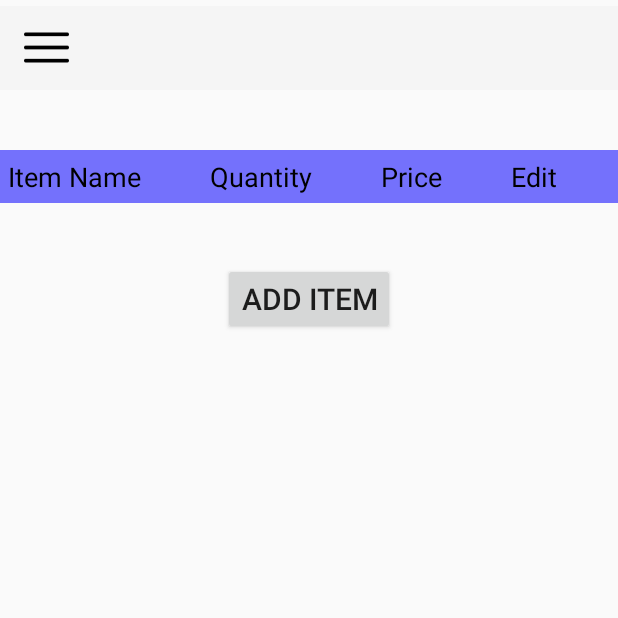
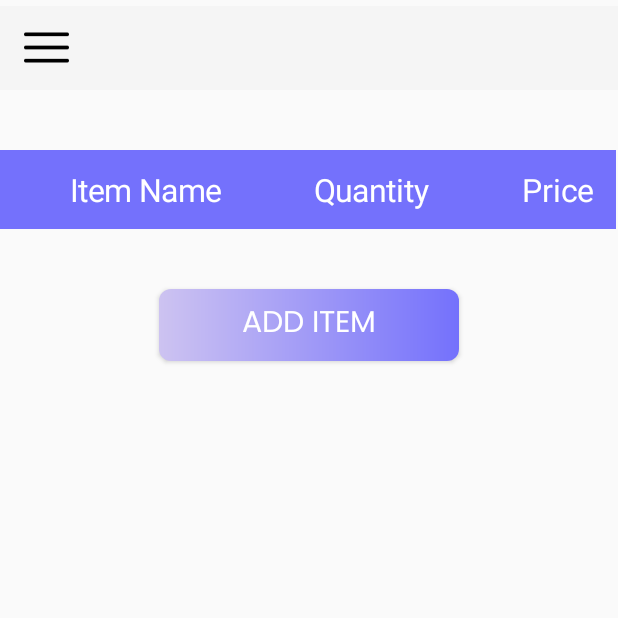
Before and after one commit to jrlbln/Capstone, an Android app: the Inventory screen opened directly, with no data from a screen before it, on a phone screen of 412 x 824 dp, the top half of it. Run offline under Robolectric (Android 15) with nearby library versions, the phone set to English and light mode, and no system bars; our stand-ins replace Firebase (no records; nobody signed in at launch, a user with empty details on screens opened directly).

Commit message:
UI Changes inventory (not yet done)
UI Changes to the inventory

```diff
--- a/app/src/main/java/com/example/capstone/Inventory.java
+++ b/app/src/main/java/com/example/capstone/Inventory.java
@@ -115,33 +115,34 @@ public class Inventory extends AppCompatActivity {
         TextView editHeader = new TextView(this);
 
         nameHeader.setText("Item Name");
-        nameHeader.setTextColor(ContextCompat.getColor(this, R.color.black));
-        nameHeader.setTextSize(18);
+        nameHeader.setTextColor(ContextCompat.getColor(this, R.color.white));
+        nameHeader.setTextSize(21);
         nameHeader.setBackgroundColor(ContextCompat.getColor(this, R.color.purple));
-        nameHeader.setPadding(8, 8, 8, 8);
+        nameHeader.setPadding(70, 18, 18, 18);
 
         quantityHeader.setText("Quantity");
-        quantityHeader.setTextColor(ContextCompat.getColor(this, R.color.black));
-        quantityHeader.setTextSize(18);
+        quantityHeader.setTextColor(ContextCompat.getColor(this, R.color.white));
+        quantityHeader.setTextSize(21);
         quantityHeader.setBackgroundColor(ContextCompat.getColor(this, R.color.purple));
-        quantityHeader.setPadding(8, 8, 8, 8);
+        quantityHeader.setPadding(70, 18, 18, 18);
 
         priceHeader.setText("Price");
-        priceHeader.setTextColor(ContextCompat.getColor(this, R.color.black));
-        priceHeader.setTextSize(18);
+        priceHeader.setTextColor(ContextCompat.getColor(this, R.color.white));
+        priceHeader.setTextSize(21);
         priceHeader.setBackgroundColor(ContextCompat.getColor(this, R.color.purple));
-        priceHeader.setPadding(8, 8, 8, 8);
+        priceHeader.setPadding(70, 18, 18, 18);
 
         editHeader.setText("Edit");
-        editHeader.setTextColor(ContextCompat.getColor(this, R.color.black));
-        editHeader.setTextSize(18);
+        editHeader.setTextColor(ContextCompat.getColor(this, R.color.white));
+        editHeader.setTextSize(21);
         editHeader.setBackgroundColor(ContextCompat.getColor(this, R.color.purple));
-        editHeader.setPadding(8, 8, 8, 8);
+        editHeader.setPadding(70, 18, 18, 18);
+
 
         headerRow.addView(nameHeader);
         headerRow.addView(quantityHeader);
         headerRow.addView(priceHeader);
-        headerRow.addView(editHeader);
+
 
         tableLayout.addView(headerRow, new TableLayout.LayoutParams(
                 ViewGroup.LayoutParams.WRAP_CONTENT, ViewGroup.LayoutParams.WRAP_CONTENT));
@@ -163,30 +164,30 @@ public class Inventory extends AppCompatActivity {
 
                             TableRow row = new TableRow(this);
                             row.setPadding(0, 4, 0, 4); // Set row padding
-                            row.setBackgroundColor(Color.LTGRAY); // Set row background color
+                            //row.setBackgroundColor(Color.LTGRAY); // Set row background color
 
                             TextView nameTextView = new TextView(this);
                             nameTextView.setText(name);
                             nameTextView.setTextColor(Color.BLACK);
-                            nameTextView.setTextSize(16);
-                            nameTextView.setPadding(8, 8, 8, 8);
+                            nameTextView.setTextSize(19);
+                            nameTextView.setPadding(70, 18, 18, 18);
 
                             TextView quantityTextView = new TextView(this);
                             quantityTextView.setText(quantity);
                             quantityTextView.setTextColor(Color.BLACK);
-                            quantityTextView.setTextSize(16);
-                            quantityTextView.setPadding(8, 8, 8, 8);
+                            quantityTextView.setTextSize(19);
+                            quantityTextView.setPadding(70, 18, 18, 18);
 
                             TextView priceTextView = new TextView(this);
                             priceTextView.setText(price);
                             priceTextView.setTextColor(Color.BLACK);
-                            priceTextView.setTextSize(16);
-                            priceTextView.setPadding(8, 8, 8, 8);
+                            priceTextView.setTextSize(19);
+                            priceTextView.setPadding(70, 18, 18, 18);
 
                             ImageButton editButton = new ImageButton(this);
-                            editButton.setImageResource(R.drawable.ic_edit);
+                            editButton.setImageResource(R.drawable.edit);
                             editButton.setBackgroundColor(Color.TRANSPARENT);
-                            editButton.setPadding(8, 8, 8, 8);
+                            editButton.setPadding(70, 18, 18, 18);
 
                             row.addView(nameTextView);
                             row.addView(quantityTextView);
--- a/app/src/main/java/com/example/capstone/Purchase.java
+++ b/app/src/main/java/com/example/capstone/Purchase.java
@@ -105,9 +105,10 @@ public class Purchase extends AppCompatActivity {
             TextView textView = new TextView(this);
             textView.setText(text);
             textView.setBackgroundColor(ContextCompat.getColor(this, R.color.purple));
+
             textView.setTextColor(ContextCompat.getColor(this, R.color.white));
             textView.setTextSize(23);
-            textView.setPadding(55, 20, 20, 20);
+            textView.setPadding(55, 18, 18, 18);
             headerRow.addView(textView);
         }
         tableLayout.addView(headerRow);
--- a/app/src/main/res/layout/add_item.xml
+++ b/app/src/main/res/layout/add_item.xml
@@ -75,6 +75,11 @@
         android:layout_width="wrap_content"
         android:layout_height="wrap_content"
         android:text="Save"
+        android:width="200dp"
+        android:background="@drawable/gradientbutton"
+        android:clickable="true"
+        android:fontFamily="@font/poppinsreg"
+        android:textColor="#ffffff"
         app:layout_constraintBottom_toBottomOf="parent"
         app:layout_constraintEnd_toEndOf="parent"
         app:layout_constraintHorizontal_bias="0.498"
--- a/app/src/main/res/layout/inventory.xml
+++ b/app/src/main/res/layout/inventory.xml
@@ -51,6 +51,11 @@
             android:layout_height="wrap_content"
             android:layout_marginTop="40dp"
             android:text="Add Item"
+            android:width="200dp"
+            android:background="@drawable/gradientbutton"
+            android:clickable="true"
+            android:fontFamily="@font/poppinsreg"
+            android:textColor="#ffffff"
             android:textSize="20sp"
             app:layout_constraintEnd_toEndOf="parent"
             app:layout_constraintStart_toStartOf="parent"
```
Also changed, not shown: app/src/main/res/drawable/edit.png (added).
